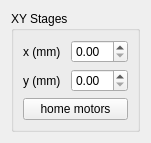
Above: gui_design/xystage.ui from baukekooger/XY_Measurement before the change. Below: the same form after it.
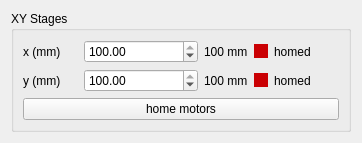
That is the form after the change.

What changed in the file:
```diff
--- a/gui_design/xystage.ui
+++ b/gui_design/xystage.ui
@@ -6,7 +6,7 @@
    <rect>
     <x>0</x>
     <y>0</y>
-    <width>151</width>
+    <width>362</width>
     <height>132</height>
    </rect>
   </property>
@@ -371,13 +371,90 @@
              <layout class="QHBoxLayout" name="horizontalLayout_9">
               <item>
                <widget class="QLabel" name="label_x">
+                <property name="sizePolicy">
+                 <sizepolicy hsizetype="Fixed" vsizetype="Preferred">
+                  <horstretch>0</horstretch>
+                  <verstretch>0</verstretch>
+                 </sizepolicy>
+                </property>
+                <property name="minimumSize">
+                 <size>
+                  <width>55</width>
+                  <height>0</height>
+                 </size>
+                </property>
                 <property name="text">
                  <string>x (mm)</string>
                 </property>
                </widget>
               </item>
               <item>
-               <widget class="QDoubleSpinBox" name="doubleSpinBox_x"/>
+               <widget class="QDoubleSpinBox" name="doubleSpinBox_x">
+                <property name="sizePolicy">
+                 <sizepolicy hsizetype="Preferred" vsizetype="Fixed">
+                  <horstretch>0</horstretch>
+                  <verstretch>0</verstretch>
+                 </sizepolicy>
+                </property>
+                <property name="maximum">
+                 <double>100.000000000000000</double>
+                </property>
+                <property name="value">
+                 <double>100.000000000000000</double>
+                </property>
+               </widget>
+              </item>
+              <item>
+               <widget class="QLabel" name="label_x_value">
+                <property name="sizePolicy">
+                 <sizepolicy hsizetype="Fixed" vsizetype="Preferred">
+                  <horstretch>0</horstretch>
+                  <verstretch>0</verstretch>
+                 </sizepolicy>
+                </property>
+                <property name="text">
+                 <string>100 mm</string>
+                </property>
+               </widget>
+              </item>
+              <item>
+               <widget class="QCheckBox" name="checkBox_homed_x">
+                <property name="enabled">
+                 <bool>true</bool>
+                </property>
+                <property name="sizePolicy">
+                 <sizepolicy hsizetype="Fixed" vsizetype="Fixed">
+                  <horstretch>0</horstretch>
+                  <verstretch>0</verstretch>
+                 </sizepolicy>
+                </property>
+                <property name="minimumSize">
+                 <size>
+                  <width>85</width>
+                  <height>0</height>
+                 </size>
+                </property>
+                <property name="styleSheet">
+                 <string notr="true">QCheckBox::indicator:checked
+{
+background-color: rgb(0, 198, 6)
+}
+
+QCheckBox::indicator:unchecked
+{
+background-color: rgb(202, 0, 3);
+}</string>
+                </property>
+                <property name="text">
+                 <string>homed</string>
+                </property>
+                <property name="checked">
+                 <bool>false</bool>
+                </property>
+                <property name="tristate">
+                 <bool>false</bool>
+                </property>
+               </widget>
               </item>
              </layout>
             </item>
@@ -385,13 +462,81 @@
              <layout class="QHBoxLayout" name="horizontalLayout_2">
               <item>
                <widget class="QLabel" name="label_y">
+                <property name="sizePolicy">
+                 <sizepolicy hsizetype="Fixed" vsizetype="Preferred">
+                  <horstretch>0</horstretch>
+                  <verstretch>0</verstretch>
+                 </sizepolicy>
+                </property>
+                <property name="minimumSize">
+                 <size>
+                  <width>55</width>
+                  <height>0</height>
+                 </size>
+                </property>
                 <property name="text">
                  <string>y (mm)</string>
                 </property>
                </widget>
               </item>
               <item>
-               <widget class="QDoubleSpinBox" name="doubleSpinBox_y"/>
+               <widget class="QDoubleSpinBox" name="doubleSpinBox_y">
+                <property name="sizePolicy">
+                 <sizepolicy hsizetype="Preferred" vsizetype="Fixed">
+                  <horstretch>0</horstretch>
+                  <verstretch>0</verstretch>
+                 </sizepolicy>
+                </property>
+                <property name="maximum">
+                 <double>100.000000000000000</double>
+                </property>
+                <property name="value">
+                 <double>100.000000000000000</double>
+                </property>
+               </widget>
+              </item>
+              <item>
+               <widget class="QLabel" name="label_y_value">
+                <property name="sizePolicy">
+                 <sizepolicy hsizetype="Fixed" vsizetype="Preferred">
+                  <horstretch>0</horstretch>
+                  <verstretch>0</verstretch>
+                 </sizepolicy>
+                </property>
+                <property name="text">
+                 <string>100 mm</string>
+                </property>
+               </widget>
+              </item>
+              <item>
+               <widget class="QCheckBox" name="checkBox_homed_y">
+                <property name="sizePolicy">
+                 <sizepolicy hsizetype="Fixed" vsizetype="Fixed">
+                  <horstretch>0</horstretch>
+                  <verstretch>0</verstretch>
+                 </sizepolicy>
+                </property>
+                <property name="minimumSize">
+                 <size>
+                  <width>85</width>
+                  <height>0</height>
+                 </size>
+                </property>
+                <property name="styleSheet">
+                 <string notr="true">QCheckBox::indicator:checked
+{
+background-color: rgb(0, 198, 6)
+}
+
+QCheckBox::indicator:unchecked
+{
+background-color: rgb(202, 0, 3);
+}</string>
+                </property>
+                <property name="text">
+                 <string>homed</string>
+                </property>
+               </widget>
               </item>
              </layout>
             </item>
```
